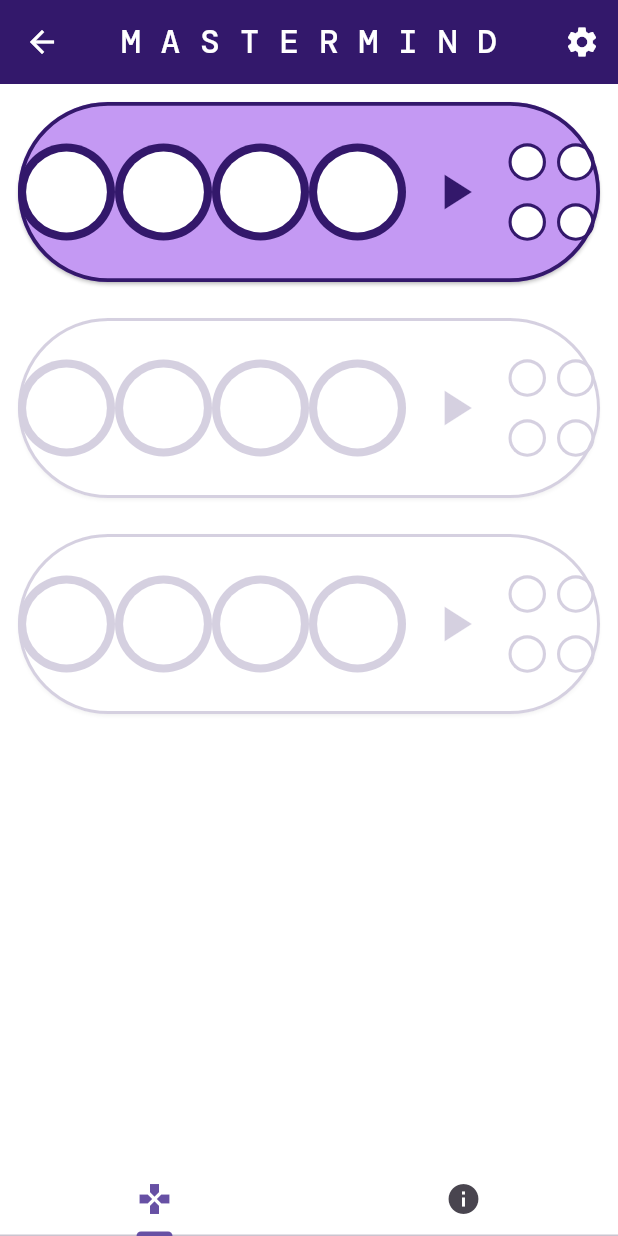
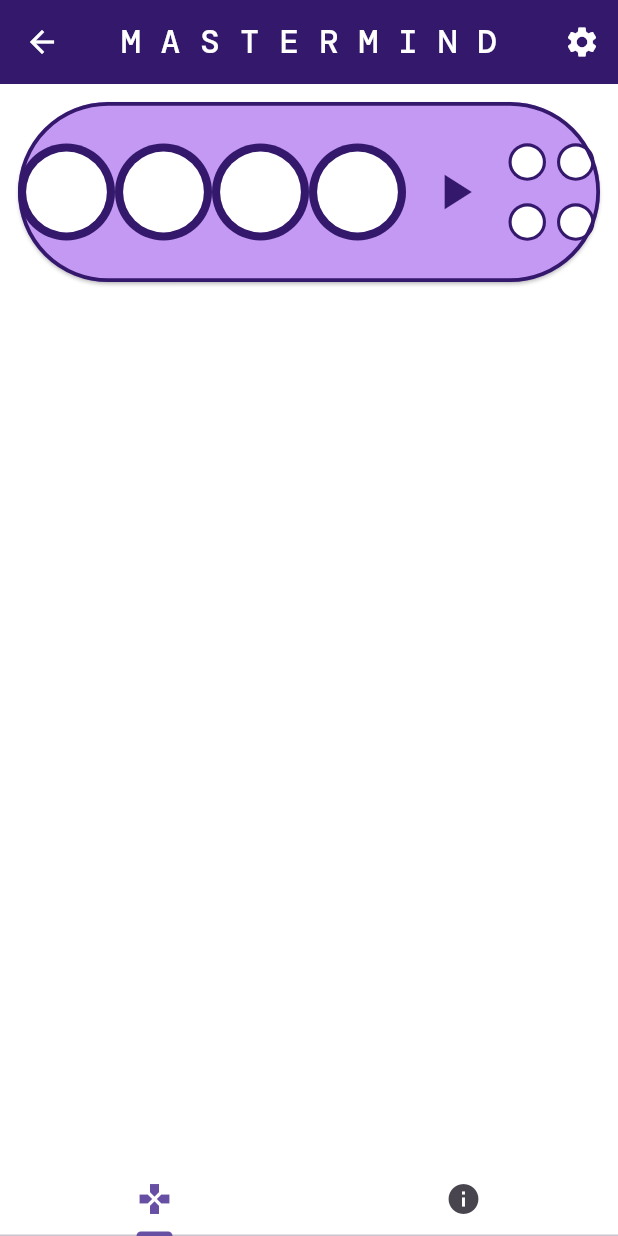
Before and after one commit to galileo-academy-wmiw/flutter_mastermind_sander, a Flutter app: the GameScreenRoute screen opened directly, after a tap on the "play arrow" icon, on a phone screen of 412 x 824 dp. Run offline on Flutter 3.47's test engine with Material 3 defaults, Android fonts, the phone set to English and light mode, and no system bars; our stand-ins replace audioplayers.

Commit message:
Implemented game logic, used mixin to keep gamescreen alive in case of page switching, made play button reset the state
Implemented game logic: clicking on the continue button in an active row of pins now checks the input code against the code created when the game starts, evaluates and updates the scorepins, makes the row inactive and creates a new row.

Game screen state: implemented a mixin to keep the state of the game alive when switching to info/settings screen, therefore not losing any inputs and keeping the rows that have been played inactive.

Start screen button now resets the value of allrows, in effect starting a new game when clicked on whilst in an active game

```diff
--- a/lib/codepin.dart
+++ b/lib/codepin.dart
@@ -1,6 +1,7 @@
 import 'package:flutter/material.dart';
 import 'package:audioplayers/audioplayers.dart';
 import 'variables.dart';
+import 'game_screen.dart';
 
 
 // The Codepin class build a single codepin. It has a parameter for the index position.
@@ -38,7 +39,7 @@
                 height: 80,
                 width: 80,
                 child: CustomPaint(
-                  painter: PainterTest(colorList[i]),
+                  painter: PainterTest(codePinColorList[i]),
                   size: Size(50, 50),
                 ),
               )
--- a/lib/game_logic.dart
+++ b/lib/game_logic.dart
@@ -20,38 +20,14 @@
 // Initialize empty list
 List<int> secretCode = [];
 
-// Function that creates and returns a list of 4 unique integers between 1 and 6
-List<int> createNewCodeSnippet() {
-  List<int> newCodeSnippet = [];
-  while (newCodeSnippet.length < 4) {
-    int nextValue = Random().nextInt(6) + 1;
-    if (newCodeSnippet.contains(nextValue) == false) {
-      newCodeSnippet.add(nextValue);
-    }
 
-  }
-  return newCodeSnippet;
-}
 
-// Function that checks a list against the list stored in secretCode and returns a list with feedback
-List<int> checkCodes(inputCode) {
-  List<int> controlFeedback = [];
-  for (int i = 0; i < 4; i++) {
-    if (inputCode[i] == secretCode[i]) {
-      controlFeedback.add(2);
-    } else if (secretCode.contains(inputCode[i])) {
-      controlFeedback.add(1);
-    } else {
-      controlFeedback.add(0);
-    }
-  }
-  return controlFeedback;
-}
 
-void runGame() {
+
+/*void runGame() {
   secretCode = createNewCodeSnippet();
   print(secretCode);
 
   List<int> myCodeSnippet = [1, 2, 3, 4];
   print(checkCodes(myCodeSnippet));
-}
+}*/
--- a/lib/game_screen.dart
+++ b/lib/game_screen.dart
@@ -3,14 +3,70 @@
 import 'package:audioplayers/audioplayers.dart';
 import 'variables.dart';
 import 'row_of_pins.dart';
+import 'dart:math';
 
 
 
 List<RowOfPins> allRows = [
-  RowOfPins(active: true),
-  RowOfPins(active: false),
-  RowOfPins(active: false),
+  RowOfPins(),
   ];
+
+void makeNewRowOfPins() {
+  allRows.add(RowOfPins());
+}
+
+// Function that creates and returns a list of 4 unique integers between 1 and 6
+List<int> createNewCodeSnippet() {
+  List<int> newCodeSnippet = [];
+  while (newCodeSnippet.length < 4) {
+    int nextValue = Random().nextInt(6) + 1;
+    if (newCodeSnippet.contains(nextValue) == false) {
+      newCodeSnippet.add(nextValue);
+    }
+
+  }
+  print(newCodeSnippet);
+  return newCodeSnippet;
+}
+
+// Function that checks a list against the list stored in secretCode and returns a list with feedback
+List<int> checkCodes(inputCode) {
+  List<int> controlFeedback = [];
+  for (int i = 0; i < 4; i++) {
+    if (inputCode[i] == secretCode[i]) {
+      controlFeedback.add(2);
+    } else if (secretCode.contains(inputCode[i])) {
+      controlFeedback.add(1);
+    } else {
+      controlFeedback.add(0);
+    }
+  }
+  controlFeedback.sort();
+  return controlFeedback;
+}
+
+// This builds the game
+class GameScreen extends StatefulWidget {
+  @override
+  State<GameScreen> createState() => _GameScreenState();
+}
+
+class _GameScreenState extends State<GameScreen> with AutomaticKeepAliveClientMixin {
+  @override
+  Widget build(BuildContext context) {
+    super.build(context);
+    return Container(
+        height: 2200,
+        color: backgroundColor,
+        child: ListView(
+            children: allRows
+        )
+    );
+  }
+
+  @override
+  bool get wantKeepAlive => true;
+}
 
 // Constructor of button to take player to ScoreScreen
 class ScoreScreenButton extends StatelessWidget {
@@ -43,17 +99,3 @@
     );
   }
 }
-
-
-// This builds the game
-class GameScreen extends StatelessWidget {
-  Widget build(BuildContext context) {
-    return Container(
-        height: 2200,
-        color: backgroundColor,
-        child: ListView(
-            children: allRows
-        )
-    );
-  }
-}
--- a/lib/row_of_pins.dart
+++ b/lib/row_of_pins.dart
@@ -1,13 +1,14 @@
 import 'package:flutter/material.dart';
+import 'package:flutter_mastermind_sander/game_screen.dart';
 import 'codepin.dart';
 import 'scorepin.dart';
 import 'variables.dart';
 import 'package:audioplayers/audioplayers.dart';
 
+
 // Constructor for the widget of a row of pins that will make up the stages of the game
 class RowOfPins extends StatefulWidget {
-  final bool active;
-  const RowOfPins({super.key, this.active = false,});
+  RowOfPins({super.key});
 
 
 
@@ -17,18 +18,49 @@
 
 class _RowOfPinsState extends State<RowOfPins> with SingleTickerProviderStateMixin {
 
+  bool _active = true;
+  bool _winStateAchieved = false;
+
+  Color colorOfCard () {
+    if (_active && _winStateAchieved) {
+      return winStateColor;
+    } else if (_active) {
+      return primaryColor;
+    } else {
+      return backgroundColor;
+    }
+  }
+
+  late Animation<double> animation;
+  late AnimationController animationController;
+
+  void initState() {
+    animationController = AnimationController(
+        vsync: this,
+        duration: const Duration(milliseconds: 1500)
+    );
+    animation = Tween<double>(begin: 0, end: 10).animate(animationController);
+    animation.addListener(() {
+      setState(() {
+
+      });
+    });
+    animationController.forward();
+    super.initState();
+  }
+
   @override
   Widget build(BuildContext context) {
     return Opacity(
-      opacity: widget.active ? 1.0 : 0.2,
+      opacity: _active ? animation.value / 10 : 0.9,
       child: Padding(
         padding: const EdgeInsets.all(8.0),
         child: Card(
-          color: widget.active ? primaryColor : backgroundColor,
+          color: colorOfCard(),
           shape: StadiumBorder(
             side: BorderSide(
               color: textColor,
-              width: widget.active ? 2.5 : 2.0,
+              width: _active ? 2.5 : 2.0,
             )
           ),
           child: Container(
@@ -36,21 +68,29 @@
             child: Row(
               mainAxisAlignment: MainAxisAlignment.spaceAround,
               children: [
-                Codepin(0, widget.active),
-                Codepin(1, widget.active),
-                Codepin(2, widget.active),
-                Codepin(3, widget.active),
+                Codepin(0, _active),
+                Codepin(1, _active),
+                Codepin(2, _active),
+                Codepin(3, _active),
                 Expanded(
                   child: Center(
                     child: IgnorePointer(
-                      ignoring: widget.active ? false : true,
+                      ignoring: _active ? false : true,
                       child: IconButton(
                         onPressed: (){
                           setState(() {
+                            _active = false;
                             if (isSoundOn) {
                               audioPlayer.play(AssetSource(startUpSound));
                             }
                             print(codePinColorSequence);
+                            controlValues = checkCodes(codePinColorSequence);
+                            print('Control values: $controlValues');
+                            if (controlValues.reduce((a, b) => a + b) < 8) {
+                              makeNewRowOfPins();
+                            } else {
+                              _winStateAchieved = true;
+                            }
                           });
                         },
                         iconSize: 40,
@@ -77,15 +117,15 @@
                             Row(
                               mainAxisAlignment: MainAxisAlignment.spaceAround,
                               children: [
-                                Scorepin(),
-                                Scorepin(),
+                                Scorepin(index: 0, isActive: _active,),
+                                Scorepin(index: 1, isActive: _active,),
                               ],
                             ),
                             Row(
                               mainAxisAlignment: MainAxisAlignment.spaceAround,
                               children: [
-                                Scorepin(),
-                                Scorepin(),
+                                Scorepin(index: 2, isActive: _active,),
+                                Scorepin(index: 3, isActive: _active,),
                               ],
                             ),
                           ],
--- a/lib/scorepin.dart
+++ b/lib/scorepin.dart
@@ -1,8 +1,11 @@
 import 'package:flutter/material.dart';
 import 'variables.dart';
+import 'row_of_pins.dart';
 
 class Scorepin extends StatelessWidget {
-  const Scorepin({super.key});
+  final int index;
+  final bool isActive;
+  Scorepin({super.key, required this.index, required this.isActive});
 
   @override
   Widget build(BuildContext context) {
@@ -10,7 +13,7 @@
       width: 25,
       height: 25,
       child: CustomPaint(
-        painter: PainterTest(backgroundColor),
+        painter: PainterTest(isActive ? backgroundColor : scorePinColorList[controlValues[index]]),
         size: Size(25, 25),
       ),
     );
--- a/lib/start_screen.dart
+++ b/lib/start_screen.dart
@@ -1,7 +1,9 @@
 import 'package:flutter/material.dart';
+import 'package:flutter_mastermind_sander/game_screen.dart';
 import 'package:flutter_mastermind_sander/main.dart';
 import 'package:audioplayers/audioplayers.dart';
 import 'package:flutter_mastermind_sander/variables.dart';
+import 'row_of_pins.dart';
 
 class MastermindLogo extends StatelessWidget {
   const MastermindLogo({super.key});
@@ -42,6 +44,10 @@
               if (isSoundOn) {
                 audioPlayer.play(AssetSource(startUpSound));
               }
+              secretCode = createNewCodeSnippet();
+              allRows = [
+                RowOfPins(),
+              ];
             },
           ),
         ],
--- a/lib/variables.dart
+++ b/lib/variables.dart
@@ -22,6 +22,7 @@
 const lightColor = Color.fromRGBO(242, 175, 239, 1);
 const textColor = Color.fromRGBO(51, 24, 107, 1);
 const backgroundColor = Color.fromRGBO(255, 255, 255, 1.0);
+const winStateColor = Color.fromRGBO(74, 236, 127, 1.0);
 
 const codePinColor0 = backgroundColor;
 const codePinColor1 = Color.fromRGBO(242, 153, 153, 1.0);
@@ -36,7 +37,7 @@
 const scorePinColor2 = Color.fromRGBO(153, 242, 181, 1);
 
 // Color List
-List<Color> colorList = [
+List<Color> codePinColorList = [
   codePinColor0,
   codePinColor1,
   codePinColor2,
@@ -46,9 +47,20 @@
   codePinColor6
 ];
 
+List<Color> scorePinColorList = [
+  scorePinColor0,
+  scorePinColor1,
+  scorePinColor2
+];
+
 // Codepin Color Sequence
 List<int> codePinColorSequence = [0, 0, 0, 0];
 
+// Initialize secret code
+List<int> secretCode = [];
+
+// Initialize control values list
+List<int> controlValues = [];
 // Initialize instance of AudioPlayer
 final AudioPlayer audioPlayer = AudioPlayer();
 
@@ -62,6 +74,8 @@
 bool isSoundOn = true;
 // Colorblind mode on/off
 bool isColorBlindModeOn = false;
+// Dev Mode
+bool isDevModeOn = false;
 
 //PainterClass
 class PainterTest extends CustomPainter{
```
Lines whose indentation alone changed are shown as unchanged.
